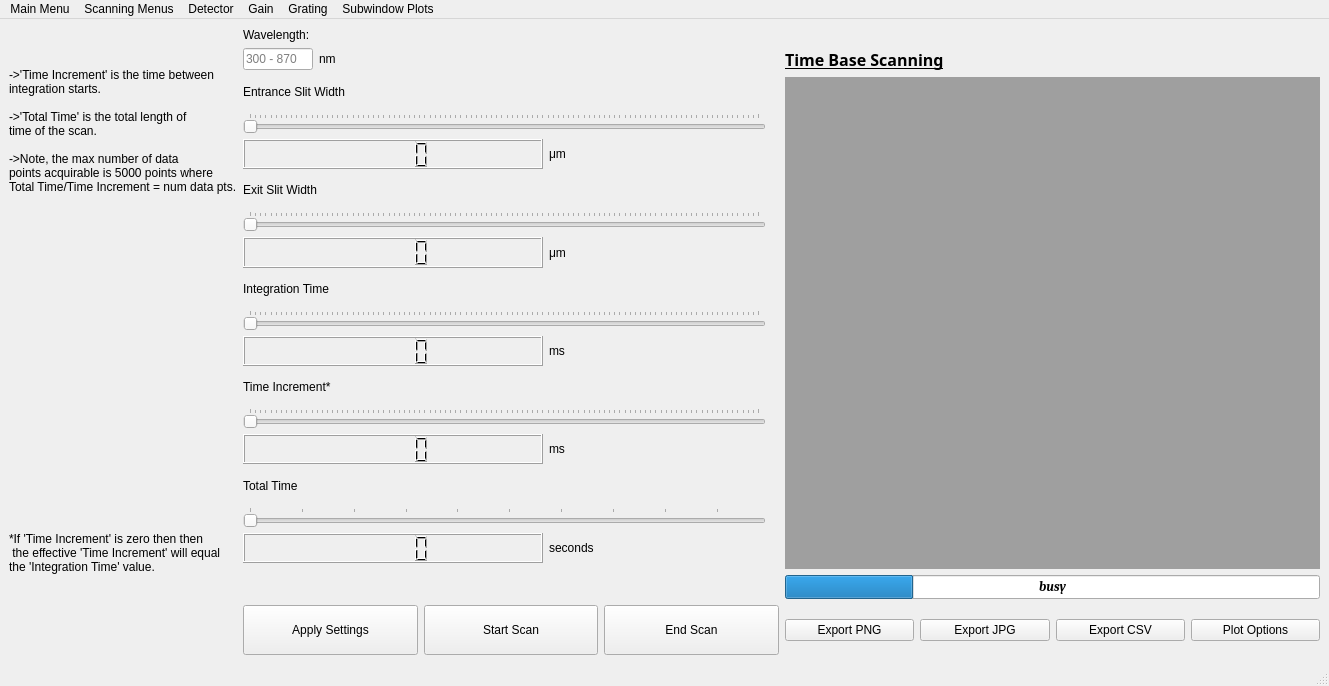
Before: the Qt Designer form TimeBaseScanningMenu_Design.ui in gitmarcus34/Spectro_GUI, drawn with Qt 5.
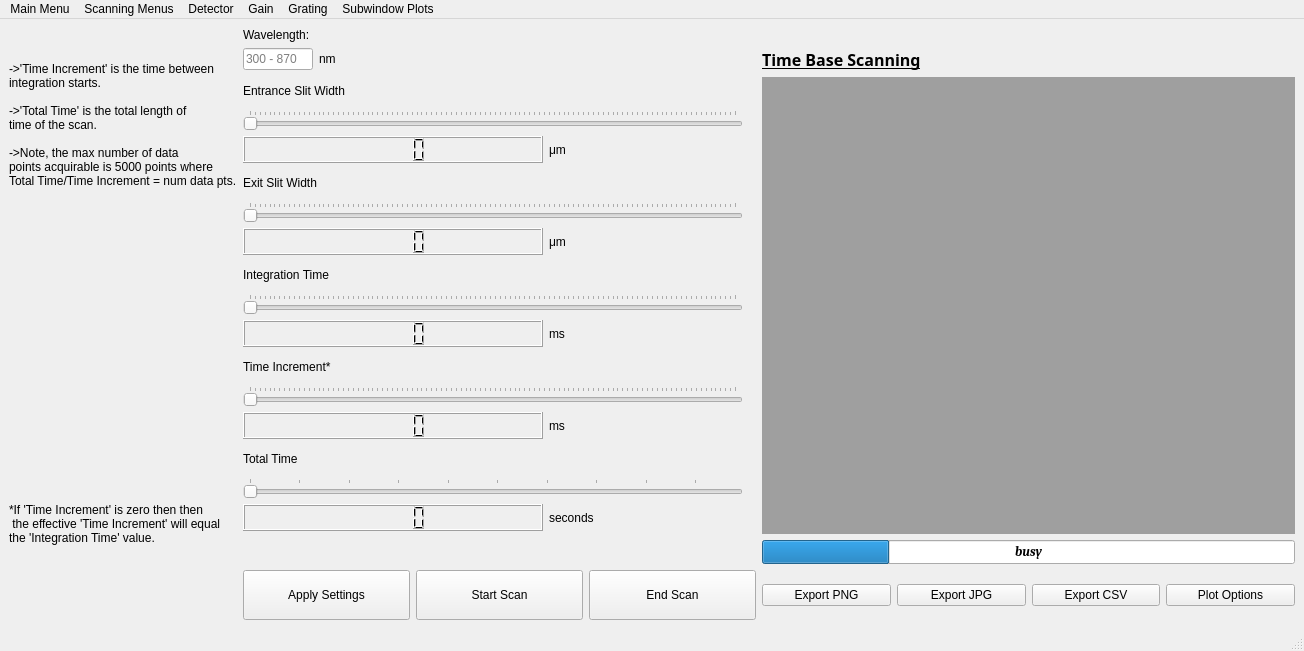
After: the same form once the commit is applied. Icons and pictures are not drawn.

Commit message: Time Base scanning is almost functional for scanning - need to add animation plotting capability

```diff
--- a/TimeBaseScanningMenu_Design.ui
+++ b/TimeBaseScanningMenu_Design.ui
@@ -6,8 +6,8 @@
    <rect>
     <x>0</x>
     <y>0</y>
-    <width>1329</width>
-    <height>686</height>
+    <width>1304</width>
+    <height>651</height>
    </rect>
   </property>
   <property name="sizePolicy">
@@ -582,7 +582,7 @@
     <rect>
      <x>0</x>
      <y>0</y>
-     <width>1329</width>
+     <width>1304</width>
      <height>26</height>
     </rect>
    </property>
@@ -623,7 +623,7 @@
     <addaction name="actionSide"/>
     <addaction name="actionFront"/>
    </widget>
-   <widget class="QMenu" name="menuSubwindow_Plots">
+   <widget class="QMenu" name="menu_SubwindowPlots">
     <property name="title">
      <string>Subwindow Plots</string>
     </property>
@@ -639,7 +639,7 @@
    <addaction name="menuDetector"/>
    <addaction name="menuGain"/>
    <addaction name="menuGrating"/>
-   <addaction name="menuSubwindow_Plots"/>
+   <addaction name="menu_SubwindowPlots"/>
   </widget>
   <widget class="QStatusBar" name="statusbar"/>
   <action name="actionTimeMenu">
```
Left out of the diff: 33 changed lines with no effect on the pictures. The commit also changes 6 other files.
